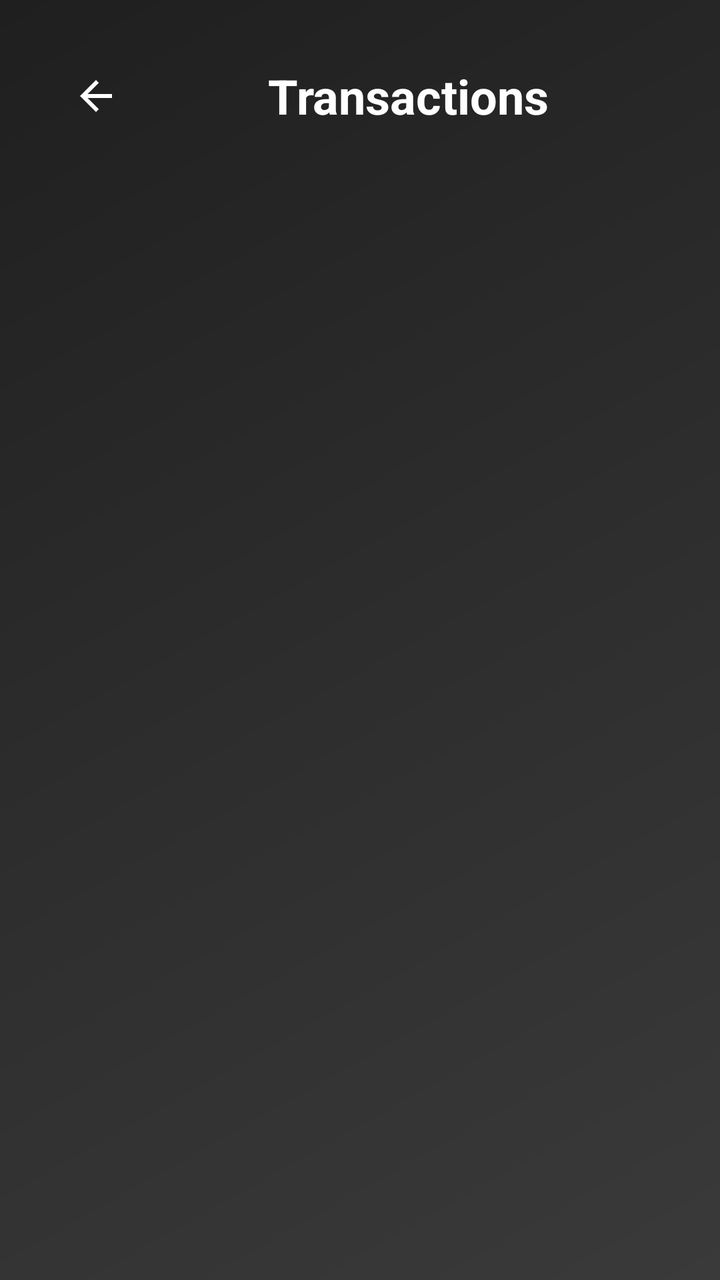
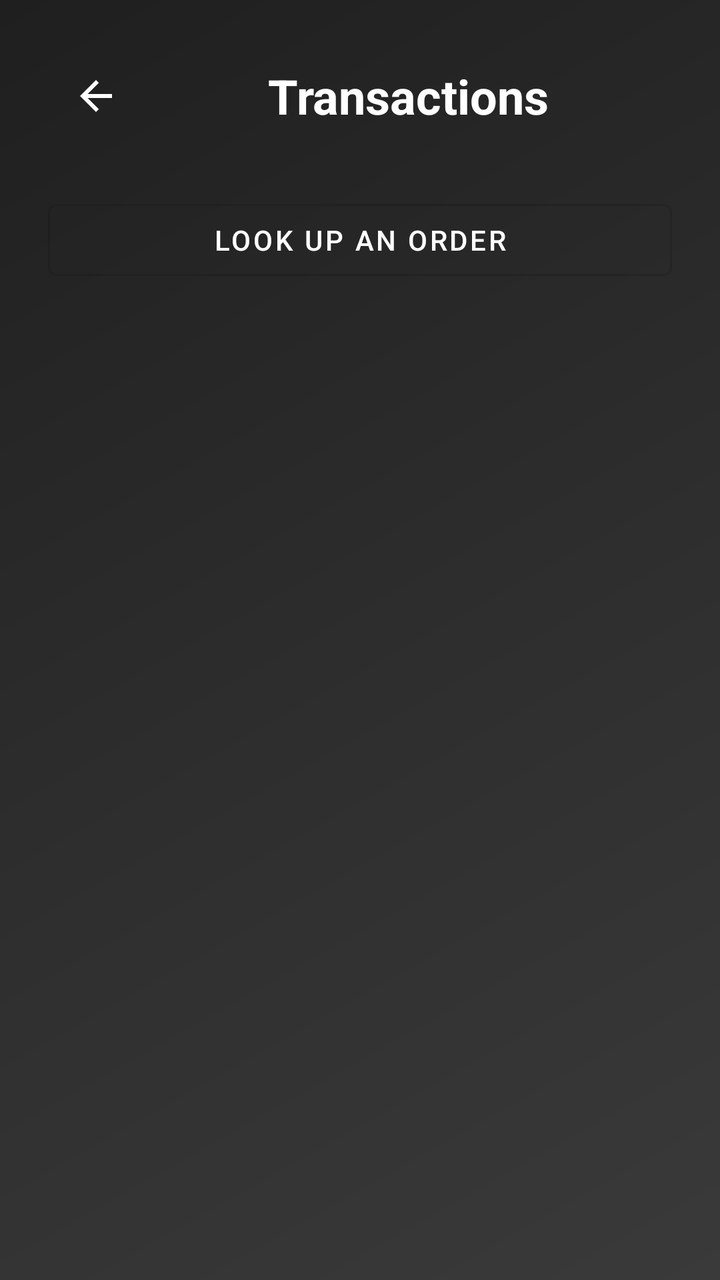

The first picture is an Android layout as it rendered before a commit; the second is the same layout after the commit. The layout source and the unified diff follow.
<!-- AndroidManifest.xml: application theme Theme.VeyraBank -->
<!-- res/layout/page_transactions_list.xml -->
<?xml version="1.0" encoding="utf-8"?>
<LinearLayout xmlns:android="http://schemas.android.com/apk/res/android"
    xmlns:app="http://schemas.android.com/apk/res-auto"
    android:layout_width="match_parent"
    android:layout_height="match_parent"
    android:orientation="vertical"
    android:background="@drawable/gradient_black_background"
    android:padding="24dp">

    <LinearLayout
        android:layout_width="match_parent"
        android:layout_height="wrap_content"
        android:orientation="horizontal"
        android:gravity="center_vertical"
        android:layout_marginBottom="24dp">

        <ImageButton
            android:id="@+id/backButton"
            android:layout_width="48dp"
            android:layout_height="48dp"
            android:src="@drawable/ic_arrow_back"
            android:background="?attr/selectableItemBackgroundBorderless"
            android:contentDescription="@string/back"
            app:tint="@android:color/white" />

        <TextView
            android:id="@+id/headerText"
            android:layout_width="0dp"
            android:layout_height="wrap_content"
            android:layout_weight="1"
            android:text="@string/transactions"
            android:textSize="24sp"
            android:textStyle="bold"
            android:textColor="@android:color/white"
            android:gravity="center" />
    </LinearLayout>

    <TextView
        android:id="@+id/emptyText"
        android:layout_width="match_parent"
        android:layout_height="wrap_content"
        android:text="@string/no_transactions"
        android:textColor="@android:color/white"
        android:gravity="center"
        android:textSize="16sp"
        android:padding="32dp"
        android:visibility="gone" />

    <androidx.recyclerview.widget.RecyclerView
        android:id="@+id/transactionsRecyclerView"
        android:layout_width="match_parent"
        android:layout_height="match_parent"
        android:clipToPadding="false"
        android:paddingTop="8dp"
        android:paddingBottom="8dp" />
</LinearLayout>
<!-- resources referenced by this layout -->
<resources>
  <!-- drawable gradient_black_background (drawable) -->
  <?xml version="1.0" encoding="utf-8"?>
  <shape xmlns:android="http://schemas.android.com/apk/res/android"
      android:shape="rectangle">
      <gradient
          android:type="linear"
          android:angle="135"
          android:startColor="#3a3a3a"
          android:centerColor="#2d2d2d"
          android:endColor="#1f1f1f" />
  </shape>
  <!-- drawable ic_arrow_back (drawable) -->
  <?xml version="1.0" encoding="utf-8"?>
  <vector xmlns:android="http://schemas.android.com/apk/res/android"
      android:width="24dp"
      android:height="24dp"
      android:viewportWidth="24"
      android:viewportHeight="24">
      <path
          android:fillColor="#FFFFFF"
          android:pathData="M20,11H7.83l5.59,-5.59L12,4l-8,8 8,8 1.41,-1.41L7.83,13H20v-2z"/>
  </vector>
  <string name="back">Back</string>
  <string name="no_transactions">No transactions yet</string>
  <string name="transactions">Transactions</string>
  <style name="Theme.VeyraBank" parent="Theme.MaterialComponents.DayNight.NoActionBar">
          <item name="colorPrimary">@color/accent_red</item>
          <item name="colorPrimaryVariant">@color/accent_red_dark</item>
          <item name="colorOnPrimary">@color/white</item>
          <item name="colorSecondary">@color/accent_red</item>
          <item name="android:statusBarColor">@color/bank_bg</item>
          <item name="android:windowBackground">@color/bank_bg</item>
      </style>
  <color name="accent_red">#FFC1272D</color>
  <color name="accent_red_dark">#FF7A0F1E</color>
  <color name="white">#FFFFFFFF</color>
  <color name="bank_bg">#FF000000</color>
</resources>

<!-- the commit's change to res/layout/page_transactions_list.xml (unified diff, before → after) -->
@@ -35,6 +35,16 @@
             android:gravity="center" />
     </LinearLayout>
 
+    
+    <com.google.android.material.button.MaterialButton
+        android:id="@+id/lookupOrderButton"
+        style="@style/Widget.MaterialComponents.Button.OutlinedButton"
+        android:layout_width="match_parent"
+        android:layout_height="wrap_content"
+        android:layout_marginBottom="12dp"
+        android:text="@string/lookup_order"
+        android:textColor="@android:color/white" />
+
     <TextView
         android:id="@+id/emptyText"
         android:layout_width="match_parent"
<!-- resource entries referenced after the edit -->
@@ -23,6 +23,7 @@
           android:pathData="M20,11H7.83l5.59,-5.59L12,4l-8,8 8,8 1.41,-1.41L7.83,13H20v-2z"/>
   </vector>
   <string name="back">Back</string>
+  <string name="lookup_order">Look up an order</string>
   <string name="no_transactions">No transactions yet</string>
   <string name="transactions">Transactions</string>
   <style name="Theme.VeyraBank" parent="Theme.MaterialComponents.DayNight.NoActionBar">
